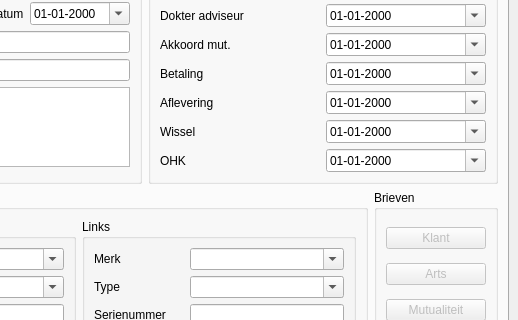
Roelio81/audioadmin, file AudioAdmin/ui/universum.ui: the form before one commit; both pictures show x 536 to 1054 and y 204 to 524 of the 1054 by 848 pixel window.
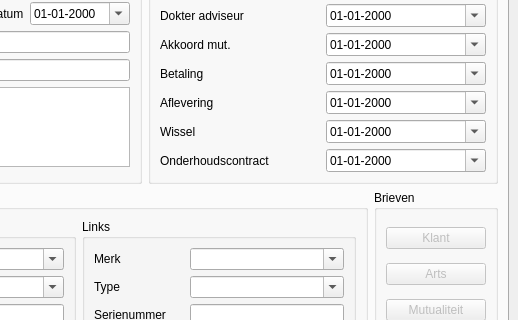
The form after the commit. Icons and pictures are not drawn.

```diff
--- a/AudioAdmin/ui/universum.ui
+++ b/AudioAdmin/ui/universum.ui
@@ -442,7 +442,7 @@
              <item row="8" column="0">
               <widget class="QLabel" name="l_datumOHK">
                <property name="text">
-                <string>OHK</string>
+                <string>Onderhoudscontract</string>
                </property>
               </widget>
              </item>
```
Left out of the diff: 4 changed lines with no effect on the pictures.
